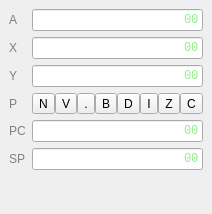
Qt form cpuwidget.ui (rjaremczak/mo65x) before a commit.
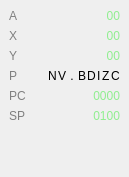
The same form after that commit.

Commit message: cpu widget simplified

```diff
--- a/cpuwidget.ui
+++ b/cpuwidget.ui
@@ -6,10 +6,13 @@
    <rect>
     <x>0</x>
     <y>0</y>
-    <width>208</width>
-    <height>214</height>
+    <width>129</width>
+    <height>177</height>
    </rect>
   </property>
+  <property name="styleSheet">
+   <string notr="true">QDockWidget::title { text-align: center; background-color: rgb(50,50,50)}</string>
+  </property>
   <property name="features">
    <set>QDockWidget::NoDockWidgetFeatures</set>
   </property>
@@ -18,19 +21,24 @@
   </property>
   <widget class="QWidget" name="dockWidgetContents">
    <layout class="QGridLayout" name="gridLayout">
+    <item row="10" column="3">
+     <spacer name="verticalSpacer">
+      <property name="orientation">
+       <enum>Qt::Vertical</enum>
+      </property>
+      <property name="sizeType">
+       <enum>QSizePolicy::MinimumExpanding</enum>
+      </property>
+      <property name="sizeHint" stdset="0">
+       <size>
+        <width>0</width>
+        <height>0</height>
+       </size>
+      </property>
+     </spacer>
+    </item>
     <item row="1" column="3">
-     <widget class="QLineEdit" name="valueX">
-      <property name="sizePolicy">
-       <sizepolicy hsizetype="Preferred" vsizetype="Fixed">
-        <horstretch>0</horstretch>
-        <verstretch>0</verstretch>
-       </sizepolicy>
-      </property>
-      <property name="font">
-       <font>
-        <family>Monospace</family>
-       </font>
-      </property>
+     <widget class="QLabel" name="label_12">
       <property name="styleSheet">
        <string notr="true">color:lightgreen</string>
       </property>
@@ -40,22 +48,22 @@
       <property name="alignment">
        <set>Qt::AlignRight|Qt::AlignTrailing|Qt::AlignVCenter</set>
       </property>
-      <property name="readOnly">
-       <bool>true</bool>
-      </property>
      </widget>
     </item>
-    <item row="0" column="0">
-     <widget class="QLabel" name="labelA">
+    <item row="3" column="3">
+     <widget class="QLabel" name="label_13">
       <property name="styleSheet">
-       <string notr="true">color:gray</string>
+       <string notr="true">color:lightgreen</string>
       </property>
       <property name="text">
-       <string>A</string>
+       <string>00</string>
       </property>
+      <property name="alignment">
+       <set>Qt::AlignRight|Qt::AlignTrailing|Qt::AlignVCenter</set>
+      </property>
      </widget>
     </item>
-    <item row="8" column="0">
+    <item row="9" column="0">
      <widget class="QLabel" name="labelSP">
       <property name="styleSheet">
        <string notr="true">color:gray</string>
@@ -65,13 +73,34 @@
       </property>
      </widget>
     </item>
-    <item row="3" column="3">
-     <widget class="QLineEdit" name="valueY">
-      <property name="font">
-       <font>
-        <family>Monospace</family>
-       </font>
+    <item row="9" column="3">
+     <widget class="QLabel" name="label_15">
+      <property name="styleSheet">
+       <string notr="true">color:lightgreen</string>
       </property>
+      <property name="text">
+       <string>0100</string>
+      </property>
+      <property name="alignment">
+       <set>Qt::AlignRight|Qt::AlignTrailing|Qt::AlignVCenter</set>
+      </property>
+     </widget>
+    </item>
+    <item row="8" column="3">
+     <widget class="QLabel" name="label_14">
+      <property name="styleSheet">
+       <string notr="true">color:lightgreen</string>
+      </property>
+      <property name="text">
+       <string>0000</string>
+      </property>
+      <property name="alignment">
+       <set>Qt::AlignRight|Qt::AlignTrailing|Qt::AlignVCenter</set>
+      </property>
+     </widget>
+    </item>
+    <item row="0" column="3">
+     <widget class="QLabel" name="label_11">
       <property name="styleSheet">
        <string notr="true">color:lightgreen</string>
       </property>
@@ -81,12 +110,9 @@
       <property name="alignment">
        <set>Qt::AlignRight|Qt::AlignTrailing|Qt::AlignVCenter</set>
       </property>
-      <property name="readOnly">
-       <bool>true</bool>
-      </property>
      </widget>
     </item>
-    <item row="7" column="0">
+    <item row="8" column="0">
      <widget class="QLabel" name="labelPC">
       <property name="styleSheet">
        <string notr="true">color:gray</string>
@@ -96,6 +122,26 @@
       </property>
      </widget>
     </item>
+    <item row="0" column="0">
+     <widget class="QLabel" name="labelA">
+      <property name="styleSheet">
+       <string notr="true">color:gray</string>
+      </property>
+      <property name="text">
+       <string>A</string>
+      </property>
+     </widget>
+    </item>
+    <item row="5" column="0">
+     <widget class="QLabel" name="label_3">
+      <property name="styleSheet">
+       <string notr="true">color:gray</string>
+      </property>
+      <property name="text">
+       <string>P</string>
+      </property>
+     </widget>
+    </item>
     <item row="1" column="0">
      <widget class="QLabel" name="label">
       <property name="styleSheet">
@@ -106,126 +152,107 @@
       </property>
      </widget>
     </item>
-    <item row="0" column="3">
-     <widget class="QLineEdit" name="valueA">
-      <property name="sizePolicy">
-       <sizepolicy hsizetype="Preferred" vsizetype="Fixed">
-        <horstretch>0</horstretch>
-        <verstretch>0</verstretch>
-       </sizepolicy>
-      </property>
-      <property name="font">
-       <font>
-        <family>Monospace</family>
-       </font>
-      </property>
-      <property name="styleSheet">
-       <string notr="true">color:lightgreen</string>
-      </property>
-      <property name="text">
-       <string>00</string>
-      </property>
-      <property name="alignment">
-       <set>Qt::AlignRight|Qt::AlignTrailing|Qt::AlignVCenter</set>
-      </property>
-      <property name="readOnly">
-       <bool>true</bool>
-      </property>
-     </widget>
-    </item>
-    <item row="4" column="0">
-     <widget class="QLabel" name="label_2">
-      <property name="styleSheet">
-       <string notr="true">color:gray</string>
-      </property>
-      <property name="text">
-       <string>P</string>
-      </property>
-     </widget>
-    </item>
-    <item row="4" column="3">
+    <item row="5" column="3">
      <layout class="QHBoxLayout" name="flagsLayout">
       <property name="spacing">
-       <number>0</number>
+       <number>1</number>
       </property>
       <item>
-       <widget class="QToolButton" name="flagN">
+       <widget class="QLabel" name="label_4">
+        <property name="sizePolicy">
+         <sizepolicy hsizetype="Maximum" vsizetype="Preferred">
+          <horstretch>0</horstretch>
+          <verstretch>0</verstretch>
+         </sizepolicy>
+        </property>
         <property name="text">
          <string>N</string>
         </property>
-        <property name="checkable">
-         <bool>true</bool>
-        </property>
        </widget>
       </item>
       <item>
-       <widget class="QToolButton" name="flagV">
+       <widget class="QLabel" name="label_5">
+        <property name="sizePolicy">
+         <sizepolicy hsizetype="Maximum" vsizetype="Preferred">
+          <horstretch>0</horstretch>
+          <verstretch>0</verstretch>
+         </sizepolicy>
+        </property>
         <property name="text">
          <string>V</string>
         </property>
-        <property name="checkable">
-         <bool>true</bool>
-        </property>
        </widget>
       </item>
       <item>
-       <widget class="QToolButton" name="flagNone">
+       <widget class="QLabel" name="label_2">
         <property name="text">
-         <string>.</string>
-        </property>
-        <property name="checkable">
-         <bool>true</bool>
+         <string> . </string>
         </property>
        </widget>
       </item>
       <item>
-       <widget class="QToolButton" name="flagB">
+       <widget class="QLabel" name="label_6">
+        <property name="sizePolicy">
+         <sizepolicy hsizetype="Maximum" vsizetype="Preferred">
+          <horstretch>0</horstretch>
+          <verstretch>0</verstretch>
+         </sizepolicy>
+        </property>
         <property name="text">
          <string>B</string>
         </property>
-        <property name="checkable">
-         <bool>true</bool>
-        </property>
        </widget>
       </item>
       <item>
-       <widget class="QToolButton" name="flagD">
+       <widget class="QLabel" name="label_7">
+        <property name="sizePolicy">
+         <sizepolicy hsizetype="Maximum" vsizetype="Preferred">
+          <horstretch>0</horstretch>
+          <verstretch>0</verstretch>
+         </sizepolicy>
+        </property>
         <property name="text">
          <string>D</string>
         </property>
-        <property name="checkable">
-         <bool>true</bool>
-        </property>
        </widget>
       </item>
       <item>
-       <widget class="QToolButton" name="flagI">
+       <widget class="QLabel" name="label_8">
+        <property name="sizePolicy">
+         <sizepolicy hsizetype="Maximum" vsizetype="Preferred">
+          <horstretch>0</horstretch>
+          <verstretch>0</verstretch>
+         </sizepolicy>
+        </property>
         <property name="text">
          <string>I</string>
         </property>
-        <property name="checkable">
-         <bool>true</bool>
-        </property>
        </widget>
       </item>
       <item>
-       <widget class="QToolButton" name="flagZ">
+       <widget class="QLabel" name="label_9">
+        <property name="sizePolicy">
+         <sizepolicy hsizetype="Maximum" vsizetype="Preferred">
+          <horstretch>0</horstretch>
+          <verstretch>0</verstretch>
+         </sizepolicy>
+        </property>
         <property name="text">
          <string>Z</string>
         </property>
-        <property name="checkable">
-         <bool>true</bool>
-        </property>
        </widget>
       </item>
       <item>
-       <widget class="QToolButton" name="flagC">
+       <widget class="QLabel" name="label_10">
+        <property name="sizePolicy">
+         <sizepolicy hsizetype="Maximum" vsizetype="Preferred">
+          <horstretch>0</horstretch>
+          <verstretch>0</verstretch>
+         </sizepolicy>
+        </property>
         <property name="text">
          <string>C</string>
         </property>
-        <property name="checkable">
-         <bool>true</bool>
-        </property>
        </widget>
       </item>
      </layout>
@@ -240,76 +267,6 @@
       </property>
      </widget>
     </item>
-    <item row="7" column="3">
-     <widget class="QLineEdit" name="valuePC">
-      <property name="sizePolicy">
-       <sizepolicy hsizetype="Preferred" vsizetype="Fixed">
-        <horstretch>0</horstretch>
-        <verstretch>0</verstretch>
-       </sizepolicy>
-      </property>
-      <property name="font">
-       <font>
-        <family>Monospace</family>
-       </font>
-      </property>
-      <property name="styleSheet">
-       <string notr="true">color:lightgreen</string>
-      </property>
-      <property name="text">
-       <string>00</string>
-      </property>
-      <property name="alignment">
-       <set>Qt::AlignRight|Qt::AlignTrailing|Qt::AlignVCenter</set>
-      </property>
-      <property name="readOnly">
-       <bool>true</bool>
-      </property>
-     </widget>
-    </item>
-    <item row="8" column="3">
-     <widget class="QLineEdit" name="valueSP">
-      <property name="sizePolicy">
-       <sizepolicy hsizetype="Preferred" vsizetype="Fixed">
-        <horstretch>0</horstretch>
-        <verstretch>0</verstretch>
-       </sizepolicy>
-      </property>
-      <property name="font">
-       <font>
-        <family>Monospace</family>
-       </font>
-      </property>
-      <property name="styleSheet">
-       <string notr="true">color:lightgreen</string>
-      </property>
-      <property name="text">
-       <string>00</string>
-      </property>
-      <property name="alignment">
-       <set>Qt::AlignRight|Qt::AlignTrailing|Qt::AlignVCenter</set>
-      </property>
-      <property name="readOnly">
-       <bool>true</bool>
-      </property>
-     </widget>
-    </item>
-    <item row="9" column="3">
-     <spacer name="verticalSpacer">
-      <property name="orientation">
-       <enum>Qt::Vertical</enum>
-      </property>
-      <property name="sizeType">
-       <enum>QSizePolicy::MinimumExpanding</enum>
-      </property>
-      <property name="sizeHint" stdset="0">
-       <size>
-        <width>0</width>
-        <height>0</height>
-       </size>
-      </property>
-     </spacer>
-    </item>
    </layout>
   </widget>
  </widget>
```
The commit also changes 1 other file.
